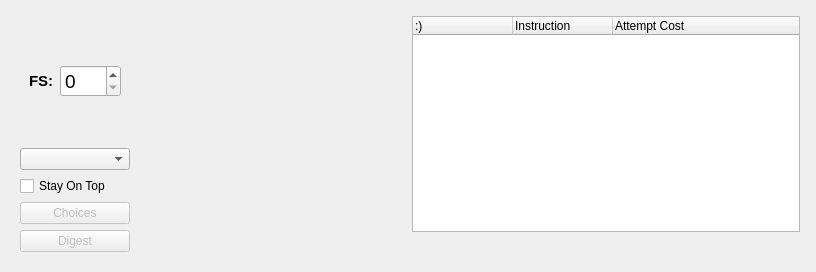
Qt form Forms/dlgCompact.ui (Graveflo/BDO_Enhancement_Tool) before a commit.
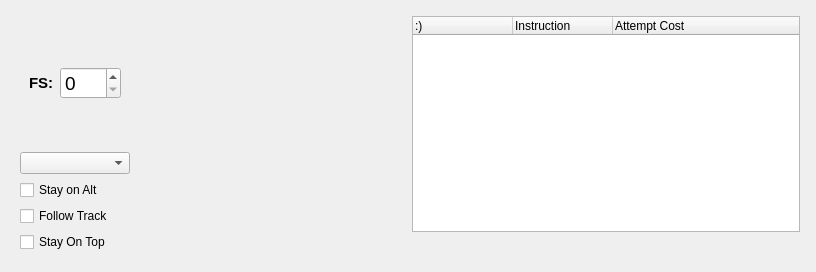
The same form after that commit. Custom widgets are drawn as their Qt base class.

Commit message: -Bug fix in failstacking on loss prev gear in compact window -QOL updates for compact window

The edit to the form file:
```diff
--- a/Forms/dlgCompact.ui
+++ b/Forms/dlgCompact.ui
@@ -63,6 +63,20 @@
       <item>
        <widget class="QComboBox" name="cmbalts"/>
       </item>
+      <item>
+       <widget class="QCheckBox" name="chkStayOnAlt">
+        <property name="text">
+         <string>Stay on Alt</string>
+        </property>
+       </widget>
+      </item>
+      <item>
+       <widget class="QCheckBox" name="chkFollowTrack">
+        <property name="text">
+         <string>Follow Track</string>
+        </property>
+       </widget>
+      </item>
       <item>
        <widget class="QCheckBox" name="cmdOnTop">
         <property name="enabled">
@@ -79,41 +93,6 @@
         </property>
        </widget>
       </item>
-      <item>
-       <widget class="QPushButton" name="cmdChoices">
-        <property name="enabled">
-         <bool>false</bool>
-        </property>
-        <property name="sizePolicy">
-         <sizepolicy hsizetype="Expanding" vsizetype="Fixed">
-          <horstretch>0</horstretch>
-          <verstretch>0</verstretch>
-         </sizepolicy>
-        </property>
-        <property name="minimumSize">
-         <size>
-          <width>0</width>
-          <height>20</height>
-         </size>
-        </property>
-        <property name="toolTip">
-         <string>Information Shelf</string>
-        </property>
-        <property name="text">
-         <string>Choices</string>
-        </property>
-       </widget>
-      </item>
-      <item>
-       <widget class="QPushButton" name="cmdDigestShelf">
-        <property name="enabled">
-         <bool>false</bool>
-        </property>
-        <property name="text">
-         <string>Digest</string>
-        </property>
-       </widget>
-      </item>
      </layout>
     </widget>
    </item>
```
The commit also changes 5 other files.
